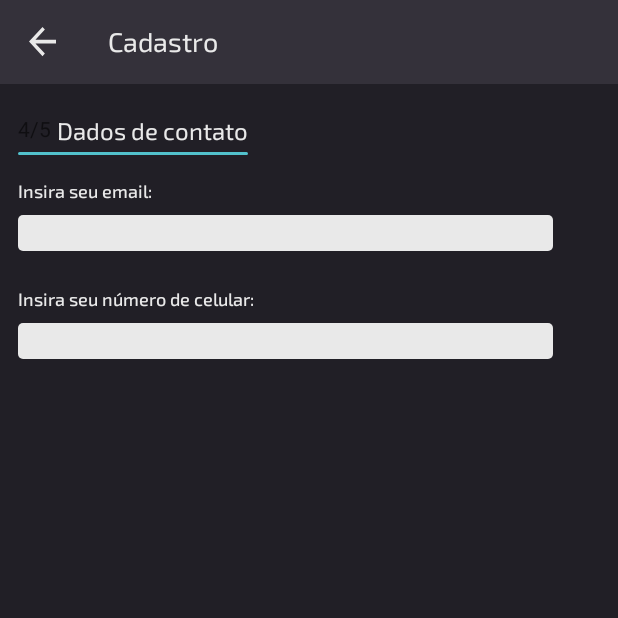
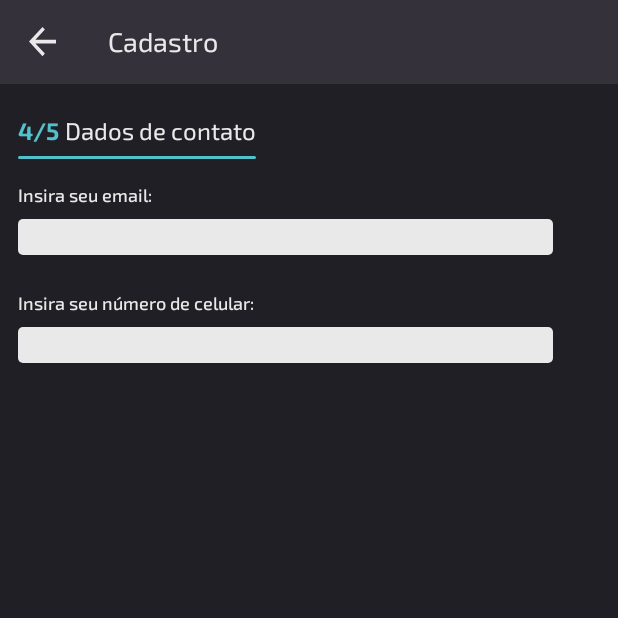
Before and after one commit to Graziela-Lucena/BandTec-pi-34dsa-2021-2-grupo-2-mobile, an Android app: the fragment SingUpContactsFragment placed in its activity, on a phone screen of 412 x 824 dp, the top half of it. Run offline under Robolectric (Android 15) with nearby library versions, the phone set to English and light mode, and no system bars; libraries missing offline, so code that uses them is left out: br.com.concrete; 1 statement that could not run was skipped.

```diff
--- a/app/src/main/AndroidManifest.xml
+++ b/app/src/main/AndroidManifest.xml
@@ -22,12 +22,6 @@
             android:name=".TutorialFirstAccessFirstStepActivity"
             android:exported="false" />
         <activity
-            android:name=".MainErrorPasswordLoginActivity"
-            android:exported="false" />
-        <activity
-            android:name=".MainLoginActivity"
-            android:exported="false" />
-        <activity
             android:name=".MainActivity"
             android:exported="true">
             <intent-filter>
--- /dev/null
+++ b/app/src/main/kotlin/com/example/justgeek_base_app/LoginFragment.kt
@@ -0,0 +1,24 @@
+package com.example.justgeek_base_app
+
+
+import android.os.Bundle
+import android.view.View
+import androidx.appcompat.widget.AppCompatButton
+import androidx.fragment.app.Fragment
+import androidx.navigation.fragment.findNavController
+
+class LoginFragment: Fragment(R.layout.activity_main_login) {
+    override fun onViewCreated(view: View, savedInstanceState: Bundle?) {
+        super.onViewCreated(view, savedInstanceState)
+        val singUpButton = view.findViewById<AppCompatButton>(R.id.button_sign_up)
+        val singInButton = view.findViewById<AppCompatButton>(R.id.button_sign_in)
+
+        singUpButton.setOnClickListener {
+            findNavController().navigate(LoginFragmentDirections.actionLoginFragmentToSingUpNameFragment())
+        }
+
+        singInButton.setOnClickListener {
+
+        }
+    }
+}
--- a/app/src/main/kotlin/com/example/justgeek_base_app/RetrofitUser.kt
+++ b/app/src/main/kotlin/com/example/justgeek_base_app/RetrofitUser.kt
@@ -12,7 +12,7 @@ object RetrofitUser {
                 level = HttpLoggingInterceptor.Level.BODY
             })
         val retrofit = Retrofit.Builder()
-            .baseUrl("")
+            .baseUrl("http://3.220.18.44:8081")
             .addConverterFactory(GsonConverterFactory.create())
             .build()
         return retrofit
--- a/app/src/main/res/layout/activity_main.xml
+++ b/app/src/main/res/layout/activity_main.xml
@@ -4,7 +4,8 @@
     xmlns:tools="http://schemas.android.com/tools"
     android:layout_width="match_parent"
     android:layout_height="match_parent"
-    tools:context=".MainActivity">
+    tools:context=".MainActivity"
+    android:background="@color/pattern_dark">
 
     <androidx.fragment.app.FragmentContainerView
         android:id="@+id/nav_host_fragment"
--- a/app/src/main/res/layout/activity_main_login.xml
+++ b/app/src/main/res/layout/activity_main_login.xml
@@ -18,7 +18,7 @@
     <androidx.appcompat.widget.AppCompatImageView
         android:layout_width="169dp"
         android:layout_height="67dp"
-        android:src="@mipmap/just_geek"
+        android:src="@drawable/ic_justgeek_login"
         app:layout_constraintEnd_toEndOf="parent"
         app:layout_constraintStart_toStartOf="parent"
         android:layout_marginTop="@dimen/spacing_big"
--- a/app/src/main/res/layout/fragment_sign_up_third_step_birthdate.xml
+++ b/app/src/main/res/layout/fragment_sign_up_third_step_birthdate.xml
@@ -23,7 +23,7 @@
         android:layout_width="wrap_content"
         android:layout_height="wrap_content"
         android:text="@string/page_indicator_text_sign_up"
-        style="@style/Exo2_Regular_Subtitle_Highlight"
+        style="@style/Exo2_Bold_Subtitle_Highlight"
         app:layout_constraintTop_toBottomOf="@id/toolbar"
         app:layout_constraintStart_toStartOf="parent"
         android:layout_marginStart="@dimen/spacing_xsl"
--- a/app/src/main/res/layout/fragment_sing_up_first_step_name.xml
+++ b/app/src/main/res/layout/fragment_sing_up_first_step_name.xml
@@ -27,7 +27,7 @@
         app:layout_constraintStart_toStartOf="parent"
         android:layout_marginStart="12dp"
         android:layout_marginTop="20dp"
-        android:textAppearance="@style/Exo2_Regular_Subtitle_Highlight"
+        android:textAppearance="@style/Exo2_Bold_Subtitle_Highlight"
         android:text="@string/page_indicator_text_sign_up"/>
 
     <androidx.appcompat.widget.AppCompatTextView
--- a/app/src/main/res/layout/fragment_sing_up_fourth_step_contacts.xml
+++ b/app/src/main/res/layout/fragment_sing_up_fourth_step_contacts.xml
@@ -23,7 +23,7 @@
         android:layout_width="wrap_content"
         android:layout_height="wrap_content"
         android:text="@string/page_indicator_text_sign_up"
-        style="@style/Exo2_Regular_Subtitle_Highlight"
+        style="@style/Exo2_Bold_Subtitle_Highlight"
         app:layout_constraintTop_toBottomOf="@id/toolbar"
         app:layout_constraintStart_toStartOf="parent"
         android:layout_marginStart="@dimen/spacing_xsl"
--- a/app/src/main/res/layout/fragment_sing_up_login.xml
+++ b/app/src/main/res/layout/fragment_sing_up_login.xml
@@ -68,7 +68,7 @@
         android:textAppearance="@style/Exo2_Regular_Small_Title"/>
 
     <androidx.appcompat.widget.AppCompatButton
-        android:id="@+id/continue_button"
+        android:id="@+id/login_button"
         android:layout_width="wrap_content"
         android:layout_height="@dimen/spacing_maximum"
         android:text="@string/button_sing_up_login_text"
--- a/app/src/main/res/layout/fragment_sing_up_second_step_cpf.xml
+++ b/app/src/main/res/layout/fragment_sing_up_second_step_cpf.xml
@@ -23,7 +23,7 @@
         android:layout_width="wrap_content"
         android:layout_height="wrap_content"
         android:text="@string/page_indicator_text_sign_up"
-        style="@style/Exo2_Regular_Subtitle_Highlight"
+        style="@style/Exo2_Bold_Subtitle_Highlight"
         app:layout_constraintTop_toBottomOf="@id/toolbar"
         app:layout_constraintStart_toStartOf="parent"
         android:layout_marginStart="@dimen/spacing_xsl"
--- a/app/src/main/res/navigation/nav_graph.xml
+++ b/app/src/main/res/navigation/nav_graph.xml
@@ -3,7 +3,7 @@
     xmlns:app="http://schemas.android.com/apk/res-auto"
     xmlns:tools="http://schemas.android.com/tools"
     android:id="@+id/nav_graph"
-    app:startDestination="@id/singUpNameFragment">
+    app:startDestination="@id/loginFragment">
 
     <fragment
         android:id="@+id/singUpNameFragment"
@@ -70,8 +70,54 @@
             app:argType="string"
             app:nullable="false"/>
         <argument
+            android:name="birthdate_user"
+            app:argType="string"
+            app:nullable="false"/>
+        <action
+            android:id="@+id/action_singUpContactsFragment_to_singUpPasswordFragment"
+            app:destination="@id/singUpPasswordFragment" />
+    </fragment>
+    <fragment
+        android:id="@+id/singUpPasswordFragment"
+        android:name="com.example.justgeek_base_app.SingUpPasswordFragment"
+        android:label="SingUpPasswordFragment"
+        tools:layout="@layout/fragment_sing_up_fifth_step_password">
+        <argument
+            android:name="name_user"
+            app:argType="string"
+            app:nullable="false"/>
+        <argument
+            android:name="last_name_user"
+            app:argType="string"
+            app:nullable="false"/>
+        <argument
+            android:name="cpf_user"
+            app:argType="string"
+            app:nullable="false"/>
+        <argument
+            android:name="birthdate_user"
+            app:argType="string"
+            app:nullable="false"/>
+        <argument
+            android:name="phone_user"
+            app:argType="string"
+            app:nullable="false"/>
+        <argument
             android:name="email_user"
             app:argType="string"
             app:nullable="false"/>
+        <action
+            android:id="@+id/action_singUpPasswordFragment_to_loginFragment"
+            app:destination="@id/loginFragment" />
     </fragment>
+    <fragment
+        android:id="@+id/loginFragment"
+        android:name="com.example.justgeek_base_app.LoginFragment"
+        android:label="LoginFragment"
+        tools:layout="@layout/activity_main_login">
+        <action
+            android:id="@+id/action_loginFragment_to_singUpNameFragment"
+            app:destination="@id/singUpNameFragment" />
+    </fragment>
+
 </navigation>
```
Also changed, not shown: app/src/main/kotlin/com/example/justgeek_base_app/DataUser.kt (+17 -2 lines), app/src/main/kotlin/com/example/justgeek_base_app/SingUpContactsFragment.kt (+14 -0 lines), app/src/main/kotlin/com/example/justgeek_base_app/SingUpLoginFragment.kt (added, +19 -0 lines), app/src/main/kotlin/com/example/justgeek_base_app/SingUpNameFragment.kt (+41 -35 lines), app/src/main/kotlin/com/example/justgeek_base_app/SingUpPasswordFragment.kt (+48 -11 lines), app/src/main/kotlin/com/example/justgeek_base_app/UserApi.kt (+13 -4 lines), app/src/main/kotlin/com/example/justgeek_base_app/UserRepository.kt (added, +30 -0 lines), app/src/main/kotlin/com/example/justgeek_base_app/UserViewModel.kt (added, +18 -0 lines), app/src/main/res/drawable/ic_justgeek_login.xml (added, +5 -0 lines).
